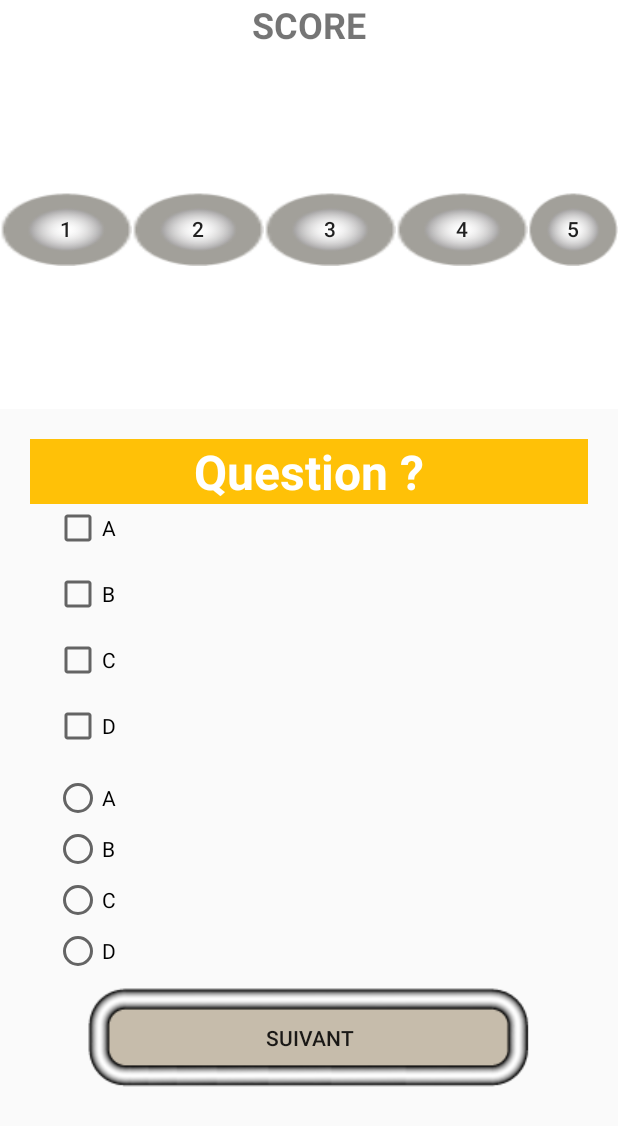
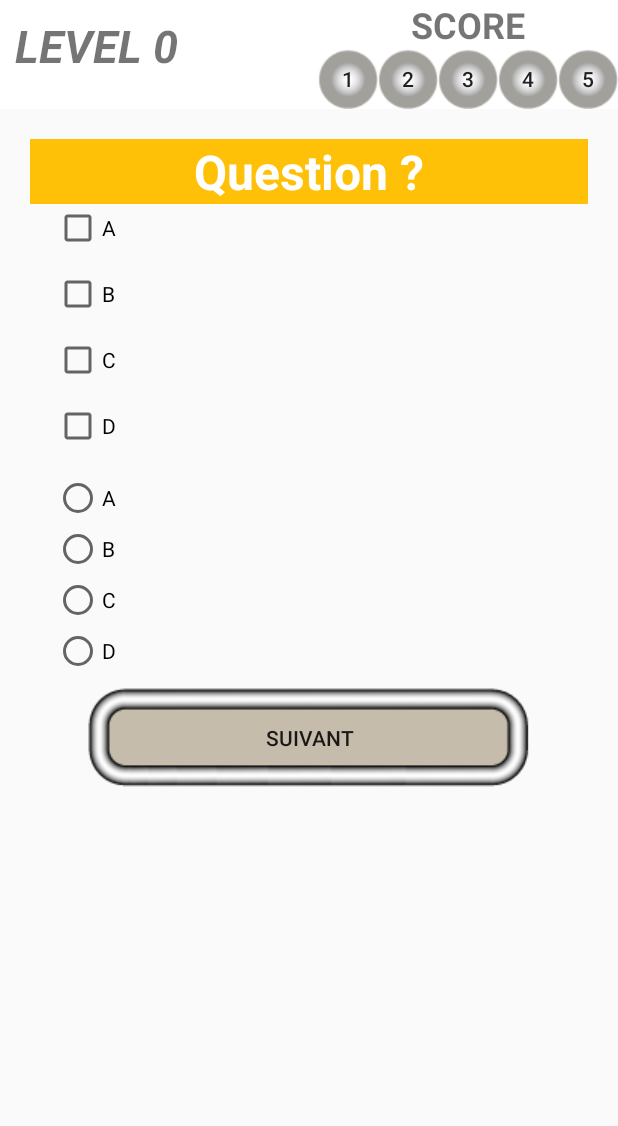
Before and after one commit to fadiga/Accord-Mali, an Android app: the PlayQuiz screen opened directly, with no data from a screen before it, on a phone screen of 412 x 824 dp. Shown: the top 1126 px of the screen. Run offline under Robolectric (Android 15) with nearby library versions, the phone set to English and light mode, and no system bars; 1 statement that could not run was skipped.

Commit message:
Amélioration du l'affichage.

```diff
--- a/AccordDroid/app/src/main/java/ml/unicef/accord_droid/PlayQuiz.java
+++ b/AccordDroid/app/src/main/java/ml/unicef/accord_droid/PlayQuiz.java
@@ -196,6 +196,7 @@ public class PlayQuiz extends Base {
             bnNextLevel.setOnClickListener(new View.OnClickListener() {
                 @Override
                 public void onClick(View v) {
+                    finish();
                     settingdialog.dismiss();
                     Intent intent = new Intent(
                             getApplicationContext(),
--- a/AccordDroid/app/src/main/res/layout/activity_play_quiz.xml
+++ b/AccordDroid/app/src/main/res/layout/activity_play_quiz.xml
@@ -51,36 +51,36 @@
 
                 <Button
                     android:id="@+id/start1"
-                    android:layout_width="wrap_content"
-                    android:layout_height="wrap_content"
+                    android:layout_width="40dp"
+                    android:layout_height="40dp"
                     android:background="@drawable/bn_de"
                     android:text="1" />
 
                 <Button
                     android:id="@+id/start2"
-                    android:layout_width="wrap_content"
-                    android:layout_height="wrap_content"
+                    android:layout_width="40dp"
+                    android:layout_height="40dp"
                     android:background="@drawable/bn_de"
                     android:text="2" />
 
                 <Button
                     android:id="@+id/start3"
-                    android:layout_width="wrap_content"
-                    android:layout_height="wrap_content"
+                    android:layout_width="40dp"
+                    android:layout_height="40dp"
                     android:background="@drawable/bn_de"
                     android:text="3" />
 
                 <Button
                     android:id="@+id/start4"
-                    android:layout_width="wrap_content"
-                    android:layout_height="wrap_content"
+                    android:layout_width="40dp"
+                    android:layout_height="40dp"
                     android:background="@drawable/bn_de"
                     android:text="4" />
 
                 <Button
                     android:id="@+id/start5"
-                    android:layout_width="wrap_content"
-                    android:layout_height="wrap_content"
+                    android:layout_width="40dp"
+                    android:layout_height="40dp"
                     android:background="@drawable/bn_de"
                     android:text="5" />
             </LinearLayout>
--- a/AccordDroid/app/src/main/res/layout/end_game.xml
+++ b/AccordDroid/app/src/main/res/layout/end_game.xml
@@ -49,7 +49,7 @@
             android:layout_width="wrap_content"
             android:layout_height="wrap_content"
             android:background="@drawable/menu_bn"
-            android:text="Try again"
+            android:text="Réessayer"
             android:layout_gravity="center"/>
 
         <Button
--- a/AccordDroid/app/src/main/res/layout/quiz_home.xml
+++ b/AccordDroid/app/src/main/res/layout/quiz_home.xml
@@ -31,8 +31,8 @@
 
         <Button
             android:id="@+id/ssong"
-            android:layout_width="wrap_content"
-            android:layout_height="wrap_content"
+            android:layout_width="50dp"
+            android:layout_height="50dp"
             android:layout_margin="10dp" />
 
         <LinearLayout
```
